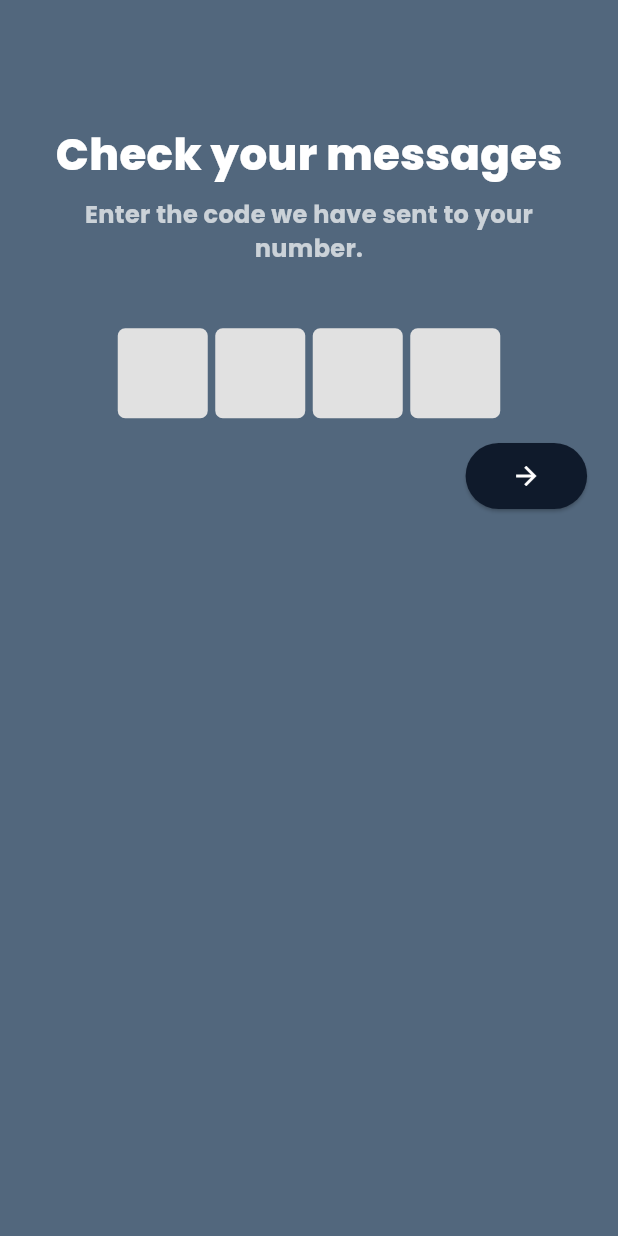
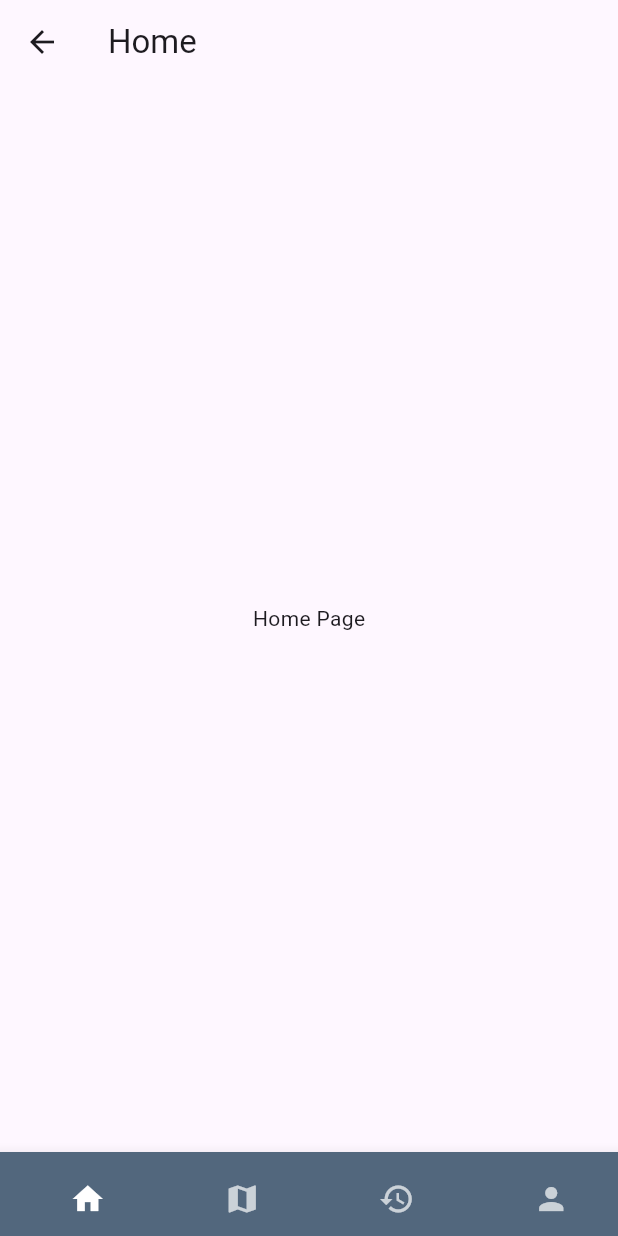
Before and after one commit to jeemsama/refillpro, a Flutter app: the OtpAuthentication screen opened directly, after a tap on the "arrow forward" icon, on a phone screen of 412 x 824 dp. Run offline on Flutter 3.47's test engine with Material 3 defaults, Android fonts, the phone set to English and light mode, and no system bars.

Commit message:
Nag lagay lang ako bottom navbar

```diff
--- /dev/null
+++ b/lib/navs/bottom_nav.dart
@@ -0,0 +1,60 @@
+import 'package:flutter/material.dart';
+
+class BottomNavBar extends StatelessWidget {
+  final int currentIndex;
+  final Function(int) onTap;
+
+  const BottomNavBar({
+    super.key,
+    required this.currentIndex,
+    required this.onTap,
+  });
+
+  @override
+  Widget build(BuildContext context) {
+    return BottomNavigationBar(
+      currentIndex: currentIndex,
+      onTap: onTap,
+      selectedItemColor: Colors.white,
+      unselectedItemColor: Colors.white70,
+      backgroundColor: const Color(0xFF52677D),
+      type: BottomNavigationBarType.fixed,
+      showSelectedLabels: false,
+      showUnselectedLabels: false,
+      items: const [
+        BottomNavigationBarItem(
+          icon: SizedBox(
+            width: 10,
+            height: 10,
+            child: Icon(Icons.home),
+          ),
+          label: '',
+        ),
+        BottomNavigationBarItem(
+          icon: SizedBox(
+            width: 10,
+            height: 10,
+            child: Icon(Icons.map),
+          ),
+          label: '',
+        ),
+        BottomNavigationBarItem(
+          icon: SizedBox(
+            width: 10,
+            height: 10,
+            child: Icon(Icons.history),
+          ),
+          label: '',
+        ),
+        BottomNavigationBarItem(
+          icon: SizedBox(
+            width: 10,
+            height: 10,
+            child: Icon(Icons.person),
+          ),
+          label: '',
+        ),
+      ],
+    );
+  }
+}
--- /dev/null
+++ b/lib/pages/home.dart
@@ -0,0 +1,35 @@
+import 'package:flutter/material.dart';
+import 'package:refillproo/navs/bottom_nav.dart';
+
+class HomePage extends StatelessWidget {
+  const HomePage({super.key});
+
+  void _onTapNav(int index, BuildContext context) {
+    switch (index) {
+      case 0:
+        // Already on Home
+        break;
+      case 1:
+        Navigator.pushReplacementNamed(context, '/map');
+        break;
+      case 2:
+        Navigator.pushReplacementNamed(context, '/activity');
+        break;
+      case 3:
+        Navigator.pushReplacementNamed(context, '/profile');
+        break;
+    }
+  }
+
+  @override
+  Widget build(BuildContext context) {
+    return Scaffold(
+      appBar: AppBar(title: const Text('Home')),
+      body: const Center(child: Text('Home Page')),
+      bottomNavigationBar: BottomNavBar(
+        currentIndex: 0,
+        onTap: (index) => _onTapNav(index, context),
+      ),
+    );
+  }
+}
--- a/lib/pages/otp_authentication.dart
+++ b/lib/pages/otp_authentication.dart
@@ -1,5 +1,6 @@
 import 'package:flutter/material.dart';
 import 'package:flutter/services.dart';
+import 'home.dart'; // Import the home.dart file
 
 class OtpAuthentication extends StatefulWidget {
   @override
@@ -74,7 +75,11 @@ class _OtpAuthenticationState extends State<OtpAuthentication> {
                   height: 44,
                   child: ElevatedButton(
                     onPressed: () {
-                      print("Submitted");
+                      // Navigate to Home screen
+                      Navigator.push(
+                        context,
+                        MaterialPageRoute(builder: (context) => HomePage()), // Replace Home() with your Home screen widget
+                      );
                     },
                     style: ElevatedButton.styleFrom(
                       backgroundColor: Color(0xff0F1A2B),
@@ -100,8 +105,8 @@ class _OtpAuthenticationState extends State<OtpAuthentication> {
   // Reusable OTP box
   Widget buildOtpBox() {
     return Container(
-      width: 60,
-      height: 60,
+      width: 50,
+      height: 50,
       decoration: BoxDecoration(
         color: Color(0xffE1E1E1),
         borderRadius: BorderRadius.circular(5),
@@ -109,7 +114,7 @@ class _OtpAuthenticationState extends State<OtpAuthentication> {
       child: Center(
         child: TextField(
           textAlign: TextAlign.center,
-          style: TextStyle(fontSize: 24),
+          style: TextStyle(fontSize: 28),
           keyboardType: TextInputType.number,
           inputFormatters: [
             FilteringTextInputFormatter.digitsOnly,
```
Also changed, not shown: lib/main.dart (+14 -4 lines), lib/pages/activity.dart (added, +35 -0 lines), lib/pages/map.dart (added, +35 -0 lines), lib/pages/profile.dart (added, +35 -0 lines), pubspec.yaml (+8 -71 lines), pubspec.lock, 2 other files.
